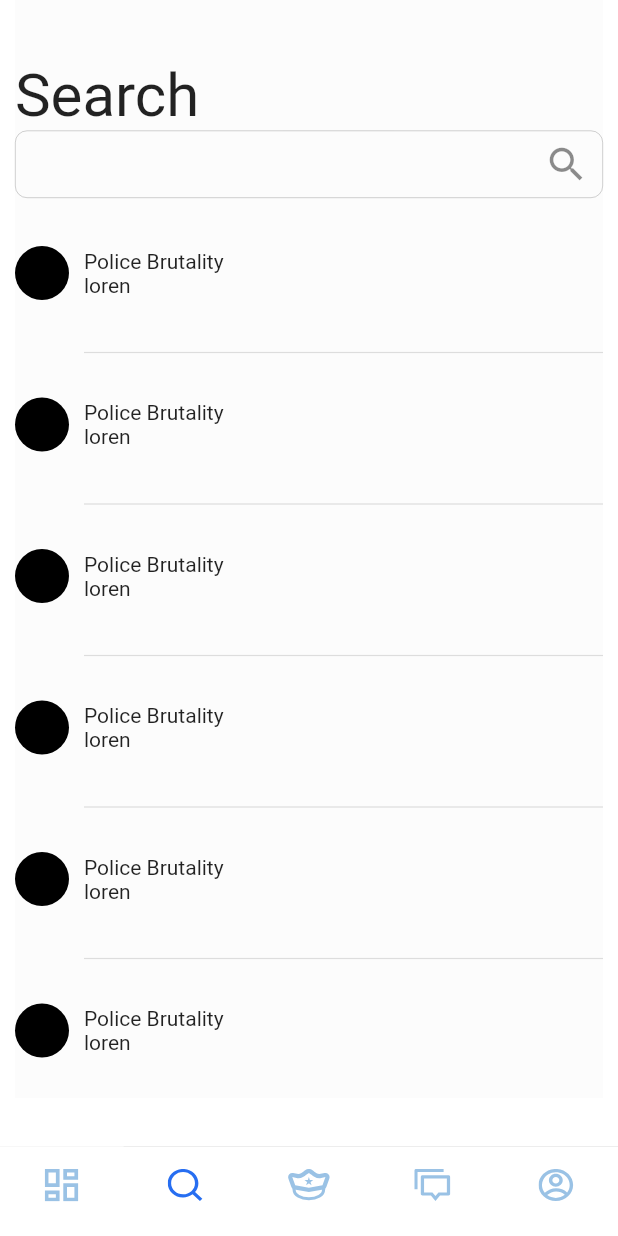
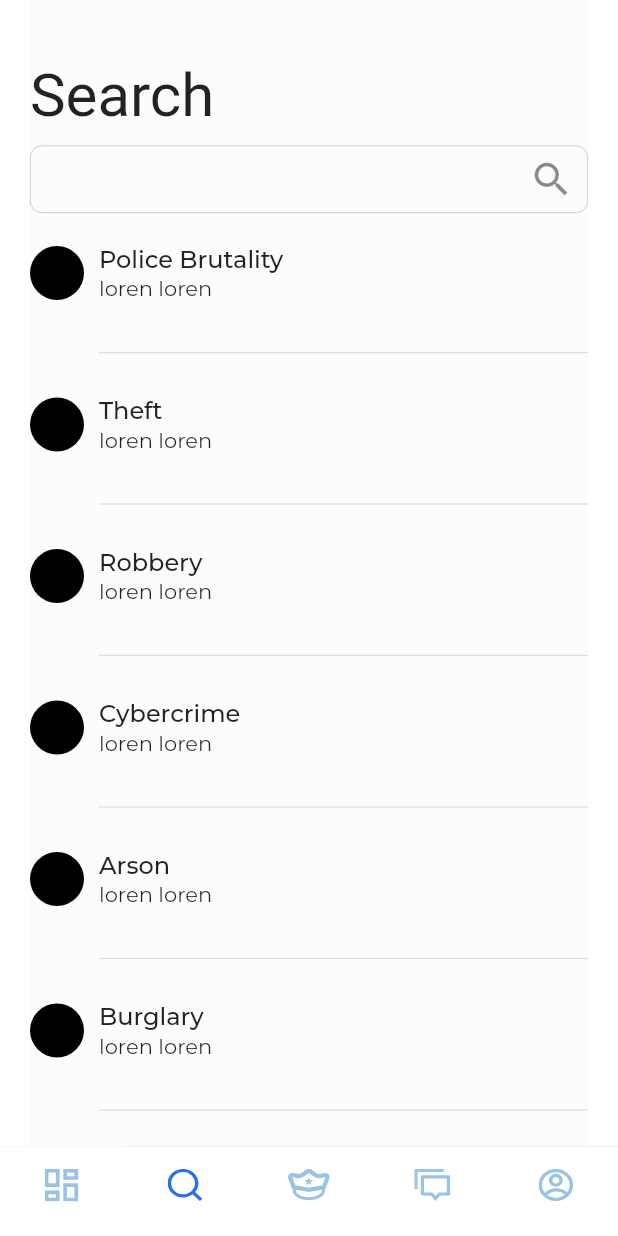
Before and after one commit to ikebotch/SocialPolice, a Flutter app: the screen it shows after launch, swiped to page 2, on a phone screen of 412 x 824 dp. Run offline on Flutter 3.47's test engine with Material 2 defaults, Android fonts, the phone set to English and light mode, and no system bars; our stand-ins replace dotted_border, flutter_svg, google_fonts; project files that could hold a hidden picture were left out.

Commit message:
update search nav ui

```diff
--- a/lib/src/ui/bottom_nav/search.dart
+++ b/lib/src/ui/bottom_nav/search.dart
@@ -1,18 +1,35 @@
 import 'package:flutter/material.dart';
+import 'package:google_fonts/google_fonts.dart';
 import 'package:socialpolice/src/res/colors.dart';
 import 'package:socialpolice/src/ui/components/search_bar.dart';
 import 'package:socialpolice/src/ui/incident_report.dart';
 
-class Search extends StatelessWidget {
+class Search extends StatefulWidget {
   const Search({Key? key}) : super(key: key);
 
+  @override
+  State<Search> createState() => _SearchState();
+}
+
+class _SearchState extends State<Search> {
+  List<String> data = [
+    'Police Brutality',
+    'Theft',
+    'Robbery',
+    'Cybercrime',
+    'Arson',
+    'Burglary',
+    'Rape',
+    'Domestic Violence',
+  ];
   @override
   Widget build(BuildContext context) {
     return SingleChildScrollView(
       child: Container(
         color: AppColors.colorBackground,
-        margin: const EdgeInsets.symmetric(horizontal: 10),
+        margin: const EdgeInsets.symmetric(horizontal: 20),
         padding: const EdgeInsets.only(top: 40),
+        height: MediaQuery.of(context).size.height,
         child: Column(
           crossAxisAlignment: CrossAxisAlignment.start,
           children: [
@@ -22,10 +39,12 @@ class Search extends StatelessWidget {
                 fontSize: 40,
               ),
             ),
+            const SizedBox(height: 10),
             const SearchBar(),
-            const SizedBox(height: 10),
-            ListView.separated(
-              itemCount: 6,
+            Expanded(
+              flex: 1,
+              child: ListView.separated(
+                itemCount: data.length,
                 shrinkWrap: true,
                 itemBuilder: (BuildContext ctx, index) {
                   return GestureDetector(
@@ -35,7 +54,7 @@ class Search extends StatelessWidget {
                         builder: (context) => const IncidentReport(),
                       ),
                     ),
-                  child: item(),
+                    child: item(index),
                   );
                 },
                 separatorBuilder: (BuildContext ctx, index) {
@@ -46,6 +65,7 @@ class Search extends StatelessWidget {
                     ),
                   );
                 },
+              ),
             )
           ],
         ),
@@ -53,7 +73,7 @@ class Search extends StatelessWidget {
     );
   }
 
-  Container item() {
+  Container item(int index) {
     return Container(
       height: 80,
       // color: Colors.white,
@@ -72,9 +92,21 @@ class Search extends StatelessWidget {
           Column(
             crossAxisAlignment: CrossAxisAlignment.start,
             mainAxisAlignment: MainAxisAlignment.center,
-            children: const [
-              Text('Police Brutality'),
-              Text('loren'),
+            children: [
+              Text(
+                data[index],
+                style: GoogleFonts.montserrat(
+                  fontSize: 16,
+                  fontWeight: FontWeight.w500,
+                ),
+              ),
+              Text(
+                'loren loren',
+                style: GoogleFonts.montserrat(
+                  fontSize: 14,
+                  fontWeight: FontWeight.w400,
+                ),
+              ),
             ],
           ),
         ],
```
Lines whose indentation alone changed are shown as unchanged.
